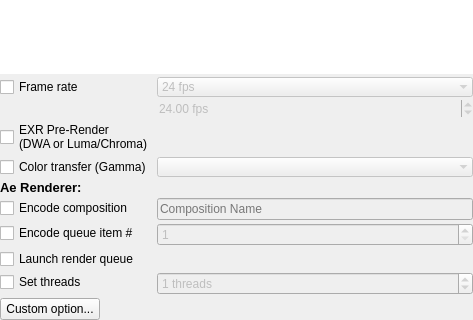
Above: src/UI/inputwidget.ui from RxLaboratory/DuME before the change; both pictures show x 0 to 473 and y 188 to 508 of the 473 by 508 pixel window. Below: the same form after it.
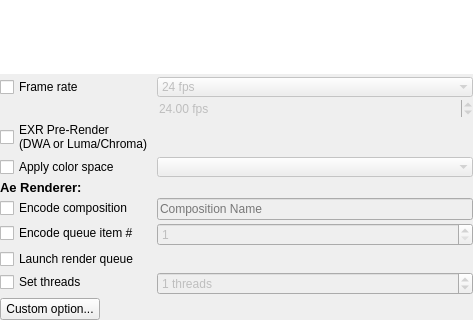
That is the form after the change.

Commit message: renamed color options

Diff of the .ui file:
```diff
--- a/src/UI/inputwidget.ui
+++ b/src/UI/inputwidget.ui
@@ -257,7 +257,7 @@
             </size>
            </property>
            <property name="text">
-            <string>Color transfer (Gamma)</string>
+            <string>Apply color space</string>
            </property>
           </widget>
          </item>
```
